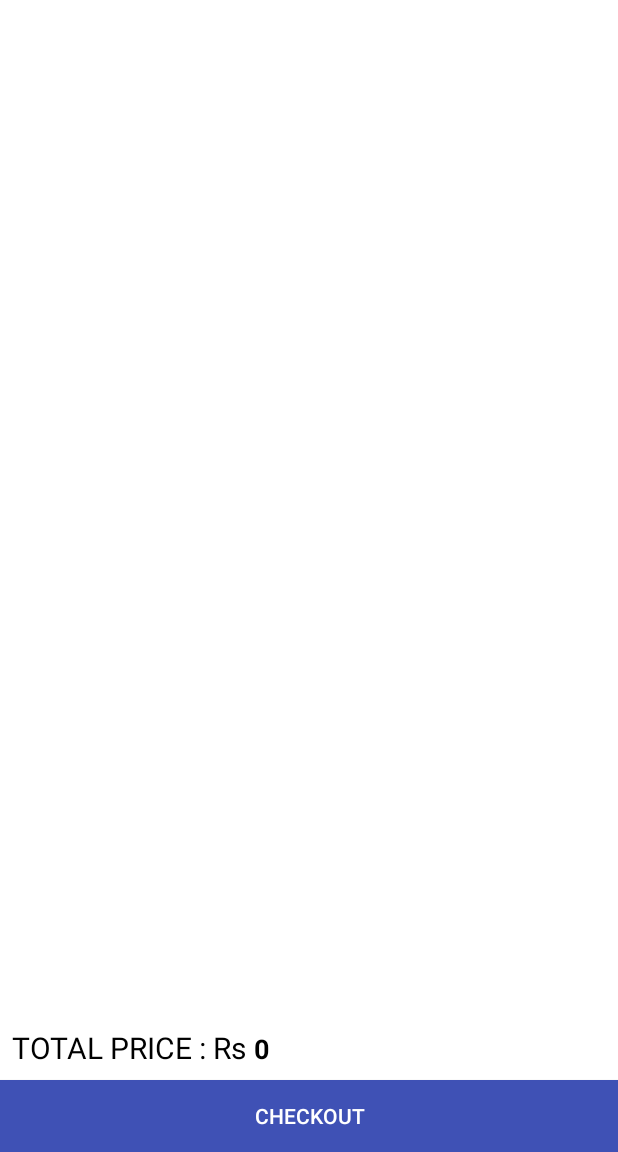
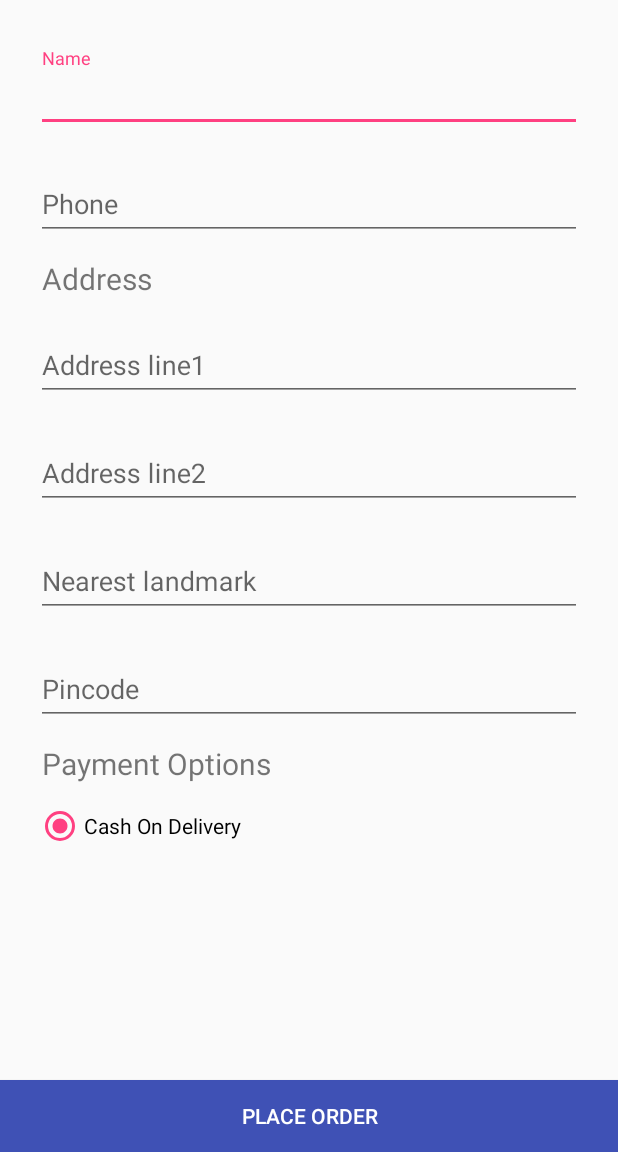
Before and after one commit to aakashswain001/GroceBay, an Android app: the CheckoutActivity screen opened directly, with no data from a screen before it, after a tap on "CHECKOUT", on a phone screen of 412 x 824 dp, the part 84-1236 px from its top. Run offline under Robolectric (Android 15) with nearby library versions, the phone set to English and light mode, and no system bars; our stand-ins replace Picasso, Volley; pictures from the network do not load; 5 statements that could not run were skipped.

Commit message:
Order place complete in address activity

```diff
--- a/app/src/main/AndroidManifest.xml
+++ b/app/src/main/AndroidManifest.xml
@@ -13,8 +13,11 @@
         android:theme="@style/AppTheme"
         android:usesCleartextTraffic="true">
         <activity
+            android:name=".AddressActivity"
+            android:theme="@style/MyTheme2"></activity>
+        <activity
             android:name=".CheckoutActivity"
-            android:theme="@style/MyTheme"></activity>
+            android:theme="@style/MyTheme" />
         <activity
             android:name=".ProductActivity"
             android:parentActivityName=".MainActivity"
--- /dev/null
+++ b/app/src/main/java/com/grocebay/grocebay/AddressActivity.java
@@ -0,0 +1,176 @@
+package com.grocebay.grocebay;
+
+import android.app.ProgressDialog;
+import android.content.Intent;
+import android.support.v7.app.AppCompatActivity;
+import android.os.Bundle;
+import android.support.v7.widget.Toolbar;
+import android.text.TextUtils;
+import android.view.MenuItem;
+import android.view.View;
+import android.widget.Button;
+import android.widget.EditText;
+import android.widget.ProgressBar;
+import android.widget.TextView;
+import android.widget.Toast;
+
+import com.android.volley.Request;
+import com.android.volley.Response;
+import com.android.volley.VolleyError;
+import com.android.volley.toolbox.StringRequest;
+import com.grocebay.grocebay.utils.MySingleton;
+import com.grocebay.grocebay.utils.SharedPrefManager;
+import com.grocebay.grocebay.utils.URLs;
+
+import org.json.JSONException;
+import org.json.JSONObject;
+
+import java.util.HashMap;
+import java.util.Map;
+
+public class AddressActivity extends AppCompatActivity {
+    EditText EtName, EtPhone, EtLane1, EtLane2, EtLandmark, EtPin;
+    Button BtnPlaceOrder;
+    String orderDetails, price;
+
+    @Override
+    protected void onCreate(Bundle savedInstanceState) {
+        super.onCreate(savedInstanceState);
+        setContentView(R.layout.activity_address);
+
+
+        //set toolbar
+        Toolbar toolbar = (Toolbar) findViewById(R.id.toolbar);
+        setSupportActionBar(toolbar);
+        getSupportActionBar().setDisplayHomeAsUpEnabled(true);
+        getSupportActionBar().setDisplayShowHomeEnabled(true);
+        //get intent values
+        orderDetails = getIntent().getExtras().getString("order_details");
+        price = getIntent().getExtras().getString("price");
+
+        // initialize et and btn
+        EtName = (EditText) findViewById(R.id.et_name);
+        EtName.setText(SharedPrefManager.getInstance(getApplicationContext()).getUser().getName());
+        EtPhone = (EditText) findViewById(R.id.et_phone);
+        EtPhone.setText(SharedPrefManager.getInstance(getApplicationContext()).getUser().getPhone());
+        EtLane1 = (EditText) findViewById(R.id.et_line1);
+        EtLane2 = (EditText) findViewById(R.id.et_line2);
+        EtLandmark = (EditText) findViewById(R.id.et_landmark);
+        EtPin = (EditText) findViewById(R.id.et_pin);
+        BtnPlaceOrder = (Button) findViewById(R.id.placeorder);
+        BtnPlaceOrder.setOnClickListener(new View.OnClickListener() {
+            @Override
+            public void onClick(View view) {
+                validateOrder();
+            }
+        });
+
+    }
+
+    private void validateOrder() {
+        final String name = EtName.getText().toString().trim();
+        final String phone = EtPhone.getText().toString().trim();
+        final String line1 = EtLane1.getText().toString().trim();
+        final String line2 = EtLane2.getText().toString().trim();
+        final String landmark = EtLandmark.getText().toString().trim();
+        final String pincode = EtPin.getText().toString().trim();
+
+        //first we will do the validations
+
+        if (TextUtils.isEmpty(name)) {
+            EtName.setError("Please enter name");
+            EtName.requestFocus();
+            return;
+        }
+        if (TextUtils.isEmpty(phone)) {
+            EtPhone.setError("Enter phone no");
+            EtPhone.requestFocus();
+            return;
+        }
+        if (TextUtils.isEmpty(line1)) {
+            EtLane1.setError("Please enter Line1");
+            EtLane1.requestFocus();
+            return;
+        }
+
+        if (TextUtils.isEmpty(landmark)) {
+            EtLandmark.setError("Enter the nearest landmark");
+            EtLandmark.requestFocus();
+            return;
+        }
+
+
+        if (TextUtils.isEmpty(pincode)) {
+            EtPin.setError("Please enter pincode");
+            EtPin.requestFocus();
+            return;
+        }
+        String address = line1.concat(" ").concat(line2).concat(" landmark ").concat(landmark).concat(" pin ").concat(pincode);
+        placeOrder(address);
+    }
+
+    //for putting into order database
+    private void placeOrder(final String address) {
+        final ProgressBar progressBar = findViewById(R.id.pBar);
+        progressBar.setVisibility(View.VISIBLE);
+        StringRequest stringRequest = new StringRequest(Request.Method.POST, URLs.ADD_ORDER,
+                new Response.Listener<String>() {
+                    @Override
+                    public void onResponse(String response) {
+                        progressBar.setVisibility(View.GONE);
+                        try {
+                            //converting response to json object
+                            JSONObject obj = new JSONObject(response);
+                            Toast.makeText(getApplicationContext(), obj.getString("message"), Toast.LENGTH_SHORT).show();
+                            //if no error in response
+                            if (!obj.getBoolean("error")) {
+                                //   finish();
+                                Intent newIntent = new Intent(AddressActivity.this, MainActivity.class);
+                                newIntent.addFlags(Intent.FLAG_ACTIVITY_CLEAR_TOP);
+                                newIntent.addFlags(Intent.FLAG_ACTIVITY_NEW_TASK);
+                                startActivity(newIntent);
+                            }
+                        } catch (JSONException e) {
+                            e.printStackTrace();
+                        }
+                    }
+                },
+                new Response.ErrorListener() {
+                    @Override
+                    public void onErrorResponse(VolleyError error) {
+                        progressBar.setVisibility(View.GONE);
+                        //displaying the error in toast if occurrs
+                        Toast.makeText(getApplicationContext(), error.getMessage(), Toast.LENGTH_SHORT).show();
+                    }
+                }) {
+            @Override
+            public String getBodyContentType() {
+                return "application/x-www-form-urlencoded; charset=UTF-8";
+            }
+
+            @Override
+            protected Map<String, String> getParams() {
+                Map<String, String> params = new HashMap<String, String>();
+                params.put("user_id", SharedPrefManager.getInstance(getApplicationContext()).getUser().getId());
+                params.put("order_details", orderDetails);
+                params.put("price", price);
+                params.put("address", address);
+                return params;
+            }
+        };
+
+        //creating a request queue
+        MySingleton.getInstance(this).addToRequestQueue(stringRequest);
+
+    }
+
+    @Override
+    public boolean onOptionsItemSelected(MenuItem item) {
+        if (item.getItemId() == android.R.id.home) // Press Back Icon
+        {
+            finish();
+        }
+
+        return super.onOptionsItemSelected(item);
+    }
+}
--- a/app/src/main/java/com/grocebay/grocebay/CheckoutActivity.java
+++ b/app/src/main/java/com/grocebay/grocebay/CheckoutActivity.java
@@ -81,7 +81,11 @@ public class CheckoutActivity extends AppCompatActivity {
         checkout.setOnClickListener(new View.OnClickListener() {
             @Override
             public void onClick(View v) {
-                placeOrder();
+                //          placeOrder();
+                Intent intent = new Intent(CheckoutActivity.this, AddressActivity.class);
+                intent.putExtra("order_details", orderString);
+                intent.putExtra("price", Integer.toString(tot_price));
+                startActivity(intent);
             }
         });
     }
--- /dev/null
+++ b/app/src/main/res/layout/activity_address.xml
@@ -0,0 +1,165 @@
+<?xml version="1.0" encoding="utf-8"?>
+<RelativeLayout xmlns:android="http://schemas.android.com/apk/res/android"
+    xmlns:app="http://schemas.android.com/apk/res-auto"
+    xmlns:tools="http://schemas.android.com/tools"
+    android:layout_width="match_parent"
+    android:layout_height="match_parent"
+    tools:context=".AddressActivity">
+
+    <android.support.v7.widget.Toolbar
+        android:id="@+id/toolbar"
+        android:layout_width="match_parent"
+        android:layout_height="?attr/actionBarSize"
+        android:background="?attr/colorPrimary"
+        android:theme="@style/MyTheme"
+        app:popupTheme="@style/AppTheme.PopupOverlay" />
+
+    <ScrollView
+        android:layout_width="fill_parent"
+        android:layout_height="fill_parent"
+        android:layout_above="@id/checkout"
+        android:layout_below="@id/toolbar"
+        android:fitsSystemWindows="true">
+
+        <LinearLayout
+            android:layout_width="match_parent"
+            android:layout_height="wrap_content"
+            android:orientation="vertical"
+            android:paddingLeft="24dp"
+            android:paddingTop="24dp"
+            android:paddingRight="24dp">
+
+            <android.support.design.widget.TextInputLayout
+                android:layout_width="match_parent"
+                android:layout_height="wrap_content"
+                android:layout_marginTop="8dp"
+                android:layout_marginBottom="8dp">
+
+                <EditText
+                    android:id="@+id/et_name"
+                    android:layout_width="match_parent"
+                    android:layout_height="wrap_content"
+                    android:hint="@string/name"
+                    android:inputType="textCapWords" />
+            </android.support.design.widget.TextInputLayout>
+
+            <!--  Phone Label -->
+            <android.support.design.widget.TextInputLayout
+                android:layout_width="match_parent"
+                android:layout_height="wrap_content"
+                android:layout_marginTop="8dp"
+                android:layout_marginBottom="8dp">
+
+                <EditText
+                    android:id="@+id/et_phone"
+                    android:layout_width="match_parent"
+                    android:layout_height="wrap_content"
+                    android:hint="@string/phone"
+                    android:inputType="phone" />
+            </android.support.design.widget.TextInputLayout>
+
+            <TextView
+                android:layout_width="match_parent"
+                android:layout_height="wrap_content"
+                android:padding="4dp"
+                android:text="@string/address"
+                android:textSize="20sp" />
+
+            <android.support.design.widget.TextInputLayout
+                android:layout_width="match_parent"
+                android:layout_height="wrap_content"
+                android:layout_marginTop="8dp"
+                android:layout_marginBottom="8dp">
+
+                <EditText
+                    android:id="@+id/et_line1"
+                    android:layout_width="match_parent"
+                    android:layout_height="wrap_content"
+                    android:hint="Address line1"
+                    android:inputType="text" />
+            </android.support.design.widget.TextInputLayout>
+
+            <android.support.design.widget.TextInputLayout
+                android:layout_width="match_parent"
+                android:layout_height="wrap_content"
+                android:layout_marginTop="8dp"
+                android:layout_marginBottom="8dp">
+
+                <EditText
+                    android:id="@+id/et_line2"
+                    android:layout_width="match_parent"
+                    android:layout_height="wrap_content"
+                    android:hint="Address line2"
+                    android:inputType="text" />
+            </android.support.design.widget.TextInputLayout>
+
+            <android.support.design.widget.TextInputLayout
+                android:layout_width="match_parent"
+                android:layout_height="wrap_content"
+                android:layout_marginTop="8dp"
+                android:layout_marginBottom="8dp">
+
+                <EditText
+                    android:id="@+id/et_landmark"
+                    android:layout_width="match_parent"
+                    android:layout_height="wrap_content"
+                    android:hint="Nearest landmark"
+                    android:inputType="text" />
+            </android.support.design.widget.TextInputLayout>
+
+            <android.support.design.widget.TextInputLayout
+                android:layout_width="match_parent"
+                android:layout_height="wrap_content"
+                android:layout_marginTop="8dp"
+                android:layout_marginBottom="8dp">
+
+                <EditText
+                    android:id="@+id/et_pin"
+                    android:layout_width="match_parent"
+                    android:layout_height="wrap_content"
+                    android:hint="Pincode"
+                    android:inputType="phone" />
+            </android.support.design.widget.TextInputLayout>
+
+
+            <TextView
+                android:layout_width="match_parent"
+                android:layout_height="wrap_content"
+                android:padding="4dp"
+                android:text="Payment Options"
+                android:textSize="20sp" />
+
+            <RadioGroup
+                android:layout_width="match_parent"
+                android:layout_height="wrap_content"
+                android:layout_marginTop="8dp"
+                android:layout_marginBottom="8dp">
+
+                <RadioButton
+                    android:id="@+id/rb_cash"
+                    android:layout_width="wrap_content"
+                    android:layout_height="wrap_content"
+                    android:checked="true"
+                    android:text="Cash On Delivery" />
+            </RadioGroup>
+        </LinearLayout>
+
+    </ScrollView>
+
+    <ProgressBar
+        android:id="@+id/pBar"
+        android:layout_width="match_parent"
+        android:layout_height="wrap_content"
+        android:layout_centerInParent="true"
+        android:visibility="gone" />
+
+    <Button
+        android:id="@+id/placeorder"
+        android:layout_width="match_parent"
+        android:layout_height="wrap_content"
+        android:layout_alignParentBottom="true"
+        android:background="@color/colorPrimary"
+        android:text="PLACE ORDER"
+        android:textColor="@android:color/background_light" />
+
+</RelativeLayout>
--- a/app/src/main/res/layout/nav_header_main.xml
+++ b/app/src/main/res/layout/nav_header_main.xml
@@ -16,7 +16,7 @@
         android:layout_width="match_parent"
         android:layout_height="wrap_content"
         android:paddingTop="@dimen/nav_header_vertical_spacing"
-        android:text="@string/nav_header_title"
+        android:text="@string/app_name"
         android:textAppearance="?android:textAppearanceLarge" />
 
 </LinearLayout>
--- a/app/src/main/res/values/strings.xml
+++ b/app/src/main/res/values/strings.xml
@@ -20,4 +20,5 @@
     <string name="action_settings">Settings</string>
     <string name="noprodtext">No product available</string>
     <string name="actioncart">Cart</string>
+    <string name="address">Address</string>
 </resources>
--- a/app/src/main/res/values/styles.xml
+++ b/app/src/main/res/values/styles.xml
@@ -16,10 +16,19 @@
 
     <style name="AppTheme.PopupOverlay" parent="ThemeOverlay.AppCompat.Light" />
 
+    <style name="AppTheme.PopupOverlayDark" parent="ThemeOverlay.AppCompat.Dark" />
+
     <style name="MyTheme" parent="Theme.AppCompat.NoActionBar">
         <!-- Customize your theme here. -->
         <item name="colorPrimary">@color/colorPrimary</item>
         <item name="colorPrimaryDark">@color/colorPrimaryDark</item>
         <item name="colorAccent">@color/colorAccent</item>
     </style>
+
+    <style name="MyTheme2" parent="Theme.AppCompat.Light.NoActionBar">
+        <!-- Customize your theme here. -->
+        <item name="colorPrimary">@color/colorPrimary</item>
+        <item name="colorPrimaryDark">@color/colorPrimaryDark</item>
+        <item name="colorAccent">@color/colorAccent</item>
+    </style>
 </resources>
```
